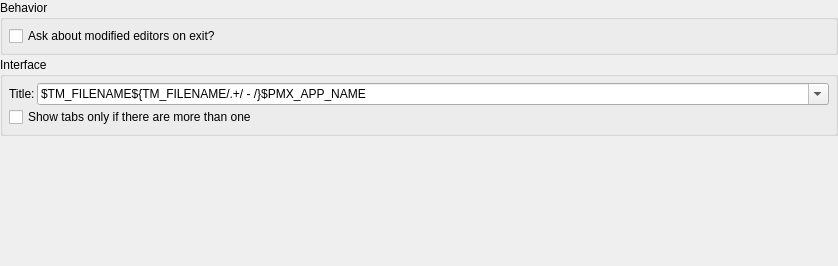
First picture: the form in resources/ui/configure/mainwindow.ui, repository prymatex/prymatex, before the edit.
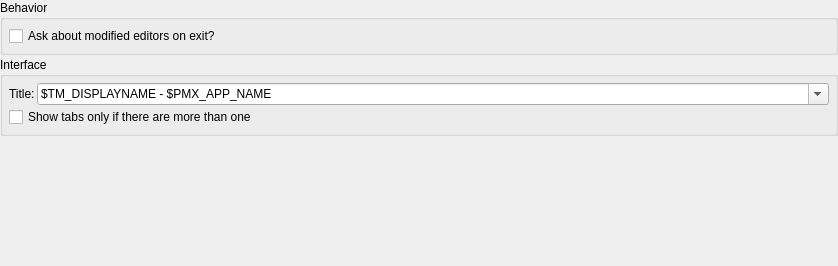
Second picture: the form after the edit.

Patch:
```diff
--- a/resources/ui/configure/mainwindow.ui
+++ b/resources/ui/configure/mainwindow.ui
@@ -88,7 +88,7 @@
         </property>
         <item>
          <property name="text">
-          <string>$TM_FILENAME${TM_FILENAME/.+/ - /}$PMX_APP_NAME</string>
+          <string>$TM_DISPLAYNAME - $PMX_APP_NAME</string>
          </property>
         </item>
         <item>
```
Left out of the diff: 4 changed lines with no effect on the pictures.
